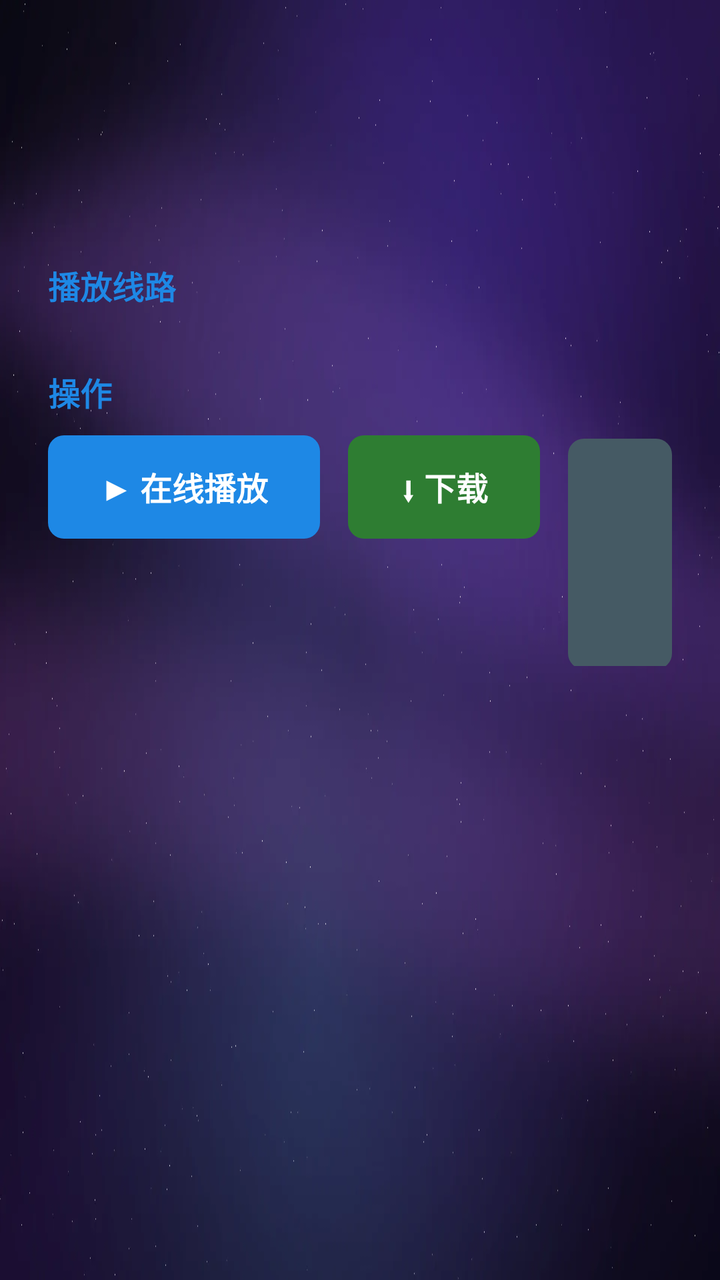
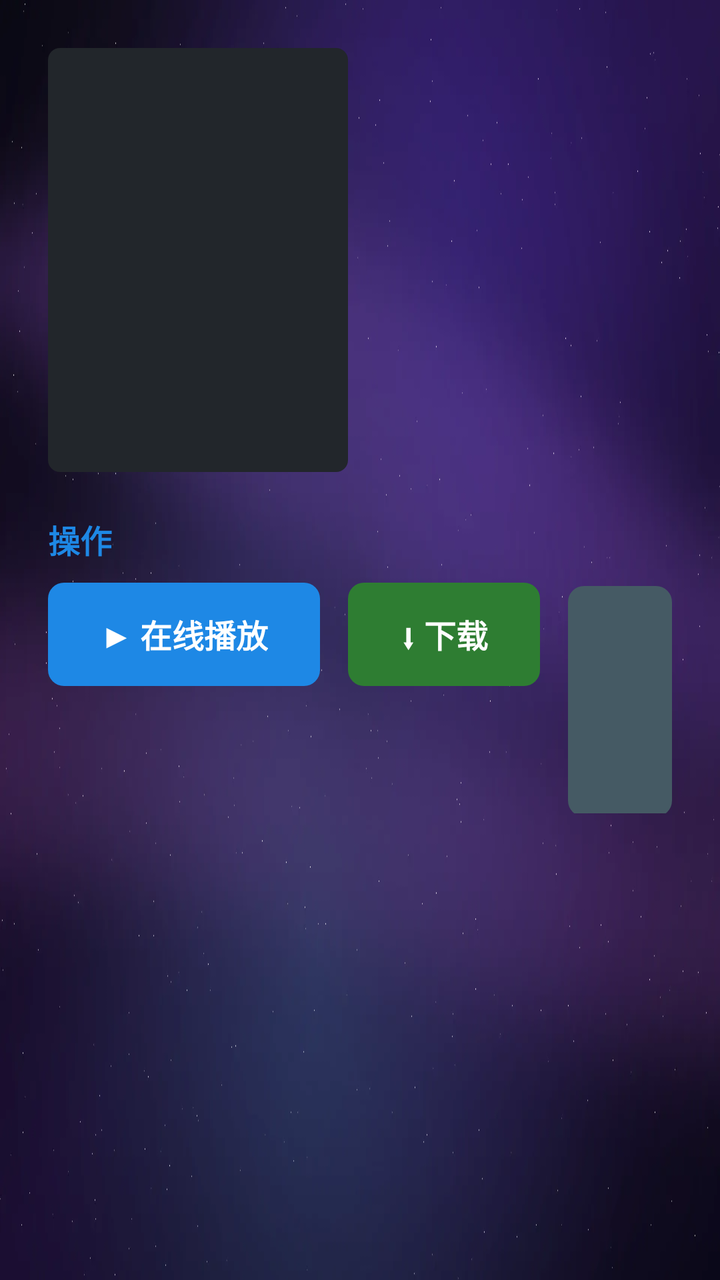

Two renders of the same Android screen: before a commit and after it. Below are the layout's source before the change and the commit's diff.
<!-- AndroidManifest.xml: application theme Theme.SupeMov -->
<!-- res/layout/activity_detail.xml -->
<?xml version="1.0" encoding="utf-8"?>
<ScrollView xmlns:android="http://schemas.android.com/apk/res/android"
    android:layout_width="match_parent"
    android:layout_height="match_parent"
    android:fillViewport="true">

    <LinearLayout
        android:layout_width="match_parent"
        android:layout_height="wrap_content"
        android:orientation="vertical"
        android:padding="24dp">

        <TextView
            android:id="@+id/tvDetailName"
            android:layout_width="wrap_content"
            android:layout_height="wrap_content"
            android:textColor="#FFFFFFFF"
            android:textSize="24sp"
            android:textStyle="bold" />

        <TextView
            android:id="@+id/tvDetailMeta"
            android:layout_width="wrap_content"
            android:layout_height="wrap_content"
            android:layout_marginTop="4dp"
            android:textColor="#FF9AA0A6"
            android:textSize="13sp" />

        <TextView
            android:id="@+id/tvDetailContent"
            android:layout_width="match_parent"
            android:layout_height="wrap_content"
            android:layout_marginTop="14dp"
            android:textColor="#FFC6CBD2"
            android:textSize="14sp"
            android:maxLines="10"
            android:ellipsize="end" />

        <TextView
            android:layout_width="wrap_content"
            android:layout_height="wrap_content"
            android:layout_marginTop="20dp"
            android:text="播放线路"
            android:textColor="#FF1E88E5"
            android:textSize="16sp"
            android:textStyle="bold" />

        <LinearLayout
            android:id="@+id/boxLineGroup"
            android:layout_width="match_parent"
            android:layout_height="wrap_content"
            android:layout_marginTop="8dp"
            android:orientation="vertical" />

        <TextView
            android:layout_width="wrap_content"
            android:layout_height="wrap_content"
            android:layout_marginTop="22dp"
            android:text="操作"
            android:textColor="#FF1E88E5"
            android:textSize="16sp"
            android:textStyle="bold" />

        <LinearLayout
            android:layout_width="match_parent"
            android:layout_height="wrap_content"
            android:layout_marginTop="10dp"
            android:orientation="horizontal">

            <TextView
                android:id="@+id/btnPlay"
                android:layout_width="wrap_content"
                android:layout_height="wrap_content"
                android:background="@drawable/bg_action_play"
                android:focusable="true"
                android:paddingStart="26dp"
                android:paddingTop="14dp"
                android:paddingEnd="26dp"
                android:paddingBottom="14dp"
                android:text="▶ 在线播放"
                android:textColor="#FFFFFFFF"
                android:textSize="16sp"
                android:textStyle="bold" />

            <TextView
                android:id="@+id/btnDownload"
                android:layout_width="wrap_content"
                android:layout_height="wrap_content"
                android:layout_marginStart="14dp"
                android:background="@drawable/bg_action_download"
                android:focusable="true"
                android:paddingStart="26dp"
                android:paddingTop="14dp"
                android:paddingEnd="26dp"
                android:paddingBottom="14dp"
                android:text="⬇ 下载"
                android:textColor="#FFFFFFFF"
                android:textSize="16sp"
                android:textStyle="bold" />

            <TextView
                android:id="@+id/btnTransfer"
                android:layout_width="wrap_content"
                android:layout_height="wrap_content"
                android:layout_marginStart="14dp"
                android:background="@drawable/bg_action_transfer"
                android:focusable="true"
                android:paddingStart="26dp"
                android:paddingTop="14dp"
                android:paddingEnd="26dp"
                android:paddingBottom="14dp"
                android:text="⇪ 转存"
                android:textColor="#FFFFFFFF"
                android:textSize="16sp"
                android:textStyle="bold" />
        </LinearLayout>

        <TextView
            android:id="@+id/tvTransferDir"
            android:layout_width="wrap_content"
            android:layout_height="wrap_content"
            android:layout_marginTop="10dp"
            android:textColor="#FF9AA0A6"
            android:textSize="12sp" />

        <TextView
            android:id="@+id/tvTransferResult"
            android:layout_width="match_parent"
            android:layout_height="wrap_content"
            android:layout_marginTop="10dp"
            android:textColor="#FF9AA0A6"
            android:textSize="13sp" />
    </LinearLayout>
</ScrollView>
<!-- resources referenced by this layout -->
<resources>
  <!-- drawable bg_action_download (drawable) -->
  <?xml version="1.0" encoding="utf-8"?>
  <selector xmlns:android="http://schemas.android.com/apk/res/android">
      <item android:state_focused="true">
          <shape android:shape="rectangle">
              <solid android:color="#FF4CAF50" />
              <corners android:radius="8dp" />
              <stroke android:width="2dp" android:color="#FFFFFFFF" />
          </shape>
      </item>
      <item>
          <shape android:shape="rectangle">
              <solid android:color="#FF2E7D32" />
              <corners android:radius="8dp" />
          </shape>
      </item>
  </selector>
  <!-- drawable bg_action_play (drawable) -->
  <?xml version="1.0" encoding="utf-8"?>
  <selector xmlns:android="http://schemas.android.com/apk/res/android">
      <item android:state_focused="true">
          <shape android:shape="rectangle">
              <solid android:color="#FF64B5F6" />
              <corners android:radius="8dp" />
              <stroke android:width="2dp" android:color="#FFFFFFFF" />
          </shape>
      </item>
      <item>
          <shape android:shape="rectangle">
              <solid android:color="#FF1E88E5" />
              <corners android:radius="8dp" />
          </shape>
      </item>
  </selector>
  <!-- drawable bg_action_transfer (drawable) -->
  <?xml version="1.0" encoding="utf-8"?>
  <selector xmlns:android="http://schemas.android.com/apk/res/android">
      <item android:state_focused="true">
          <shape android:shape="rectangle">
              <solid android:color="#FF78909C" />
              <corners android:radius="8dp" />
              <stroke android:width="2dp" android:color="#FFFFFFFF" />
          </shape>
      </item>
      <item>
          <shape android:shape="rectangle">
              <solid android:color="#FF455A64" />
              <corners android:radius="8dp" />
          </shape>
      </item>
  </selector>
  <style name="Theme.SupeMov" parent="Theme.AppCompat.NoActionBar">
          <item name="android:windowBackground">@drawable/bg_wallpaper</item>
          <item name="android:colorPrimary">#FF1E88E5</item>
          <item name="android:statusBarColor">#FF101418</item>
      </style>
  <!-- drawable bg_wallpaper: webp bitmap (drawable-nodpi, 16170 bytes) -->
</resources>

<!-- the commit's change to res/layout/activity_detail.xml (unified diff, before → after) -->
@@ -10,47 +10,54 @@
         android:orientation="vertical"
         android:padding="24dp">
 
-        <TextView
-            android:id="@+id/tvDetailName"
-            android:layout_width="wrap_content"
-            android:layout_height="wrap_content"
-            android:textColor="#FFFFFFFF"
-            android:textSize="24sp"
-            android:textStyle="bold" />
-
-        <TextView
-            android:id="@+id/tvDetailMeta"
-            android:layout_width="wrap_content"
-            android:layout_height="wrap_content"
-            android:layout_marginTop="4dp"
-            android:textColor="#FF9AA0A6"
-            android:textSize="13sp" />
-
-        <TextView
-            android:id="@+id/tvDetailContent"
+        
+        <LinearLayout
             android:layout_width="match_parent"
             android:layout_height="wrap_content"
-            android:layout_marginTop="14dp"
-            android:textColor="#FFC6CBD2"
-            android:textSize="14sp"
-            android:maxLines="10"
-            android:ellipsize="end" />
+            android:orientation="horizontal">
 
-        <TextView
-            android:layout_width="wrap_content"
-            android:layout_height="wrap_content"
-            android:layout_marginTop="20dp"
-            android:text="播放线路"
-            android:textColor="#FF1E88E5"
-            android:textSize="16sp"
-            android:textStyle="bold" />
+            <ImageView
+                android:id="@+id/ivDetailPic"
+                android:layout_width="150dp"
+                android:layout_height="212dp"
+                android:layout_marginEnd="20dp"
+                android:background="@drawable/bg_movie_normal"
+                android:contentDescription="影片海报"
+                android:scaleType="centerCrop" />
 
-        <LinearLayout
-            android:id="@+id/boxLineGroup"
-            android:layout_width="match_parent"
-            android:layout_height="wrap_content"
-            android:layout_marginTop="8dp"
-            android:orientation="vertical" />
+            <LinearLayout
+                android:layout_width="0dp"
+                android:layout_height="wrap_content"
+                android:layout_weight="1"
+                android:orientation="vertical">
+
+                <TextView
+                    android:id="@+id/tvDetailName"
+                    android:layout_width="wrap_content"
+                    android:layout_height="wrap_content"
+                    android:textColor="#FFFFFFFF"
+                    android:textSize="24sp"
+                    android:textStyle="bold" />
+
+                <TextView
+                    android:id="@+id/tvDetailMeta"
+                    android:layout_width="wrap_content"
+                    android:layout_height="wrap_content"
+                    android:layout_marginTop="6dp"
+                    android:textColor="#FF9AA0A6"
+                    android:textSize="13sp" />
+
+                <TextView
+                    android:id="@+id/tvDetailContent"
+                    android:layout_width="match_parent"
+                    android:layout_height="wrap_content"
+                    android:layout_marginTop="12dp"
+                    android:ellipsize="end"
+                    android:maxLines="12"
+                    android:textColor="#FFC6CBD2"
+                    android:textSize="14sp" />
+            </LinearLayout>
+        </LinearLayout>
 
         <TextView
             android:layout_width="wrap_content"
<!-- resource entries referenced after the edit -->
@@ -51,6 +51,12 @@
           </shape>
       </item>
   </selector>
+  <!-- drawable bg_movie_normal (drawable) -->
+  <?xml version="1.0" encoding="utf-8"?>
+  <shape xmlns:android="http://schemas.android.com/apk/res/android">
+      <solid android:color="#FF22262B" />
+      <corners android:radius="6dp" />
+  </shape>
   <style name="Theme.SupeMov" parent="Theme.AppCompat.NoActionBar">
           <item name="android:windowBackground">@drawable/bg_wallpaper</item>
           <item name="android:colorPrimary">#FF1E88E5</item>
